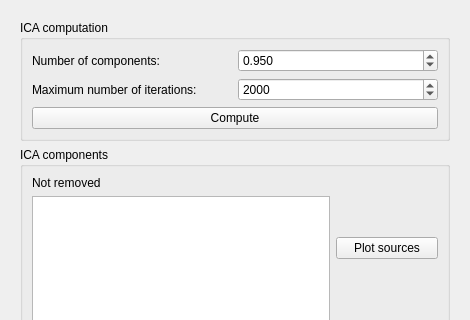
Qt form qt4Designer_ui_files/icaDialogUi.ui (cibr-jyu/meggie) before a commit; both pictures show x 0 to 470 and y 0 to 320 of the 470 by 647 pixel window.
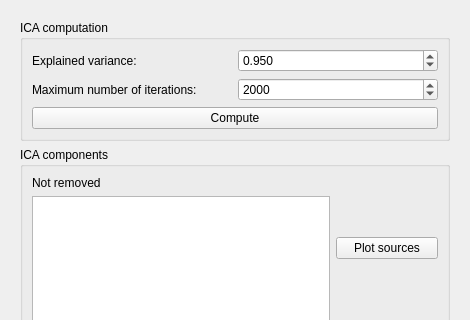
The same form after that commit.

Commit message: Implement ICA dialog features

Diff of the .ui file:
```diff
--- a/qt4Designer_ui_files/icaDialogUi.ui
+++ b/qt4Designer_ui_files/icaDialogUi.ui
@@ -99,7 +99,7 @@
             <item row="0" column="0">
              <widget class="QLabel" name="labelNComponents">
               <property name="text">
-               <string>Number of components:</string>
+               <string>Explained variance:</string>
               </property>
              </widget>
             </item>
```
Left out of the diff: 6 changed lines with no effect on the pictures. The commit also changes 4 other files.
